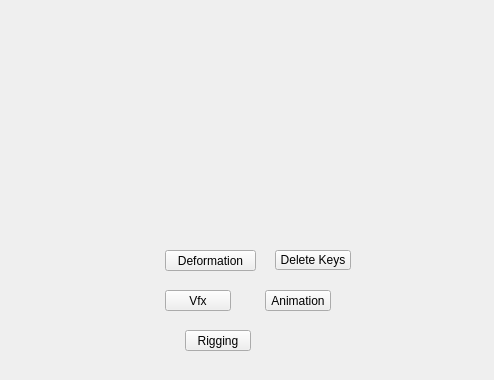
This is radial/ui/uiLevel_2/animation_submenu.ui in m3trik/radial as Qt 5 draws it before an edit; both pictures show x 0 to 494 and y 0 to 380 of the 600 by 600 pixel window. The edited form follows.
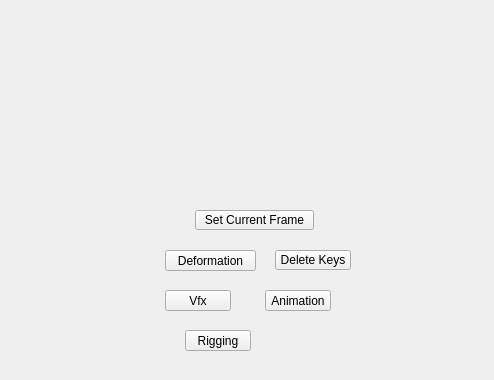
This is the edited form. Custom widgets are drawn as their Qt base class.

Diff of the .ui file:
```diff
--- a/radial/ui/uiLevel_2/animation_submenu.ui
+++ b/radial/ui/uiLevel_2/animation_submenu.ui
@@ -208,8 +208,46 @@
      </size>
     </property>
    </widget>
+   <widget class="ToolButton" name="tb000">
+    <property name="geometry">
+     <rect>
+      <x>195</x>
+      <y>210</y>
+      <width>119</width>
+      <height>20</height>
+     </rect>
+    </property>
+    <property name="minimumSize">
+     <size>
+      <width>0</width>
+      <height>20</height>
+     </size>
+    </property>
+    <property name="maximumSize">
+     <size>
+      <width>999</width>
+      <height>20</height>
+     </size>
+    </property>
+    <property name="toolTip">
+     <string>&lt;html&gt;&lt;head/&gt;&lt;body&gt;&lt;p&gt;Set the current frame on the timeslider.&lt;/p&gt;&lt;/body&gt;&lt;/html&gt;</string>
+    </property>
+    <property name="text">
+     <string>Set Current Frame</string>
+    </property>
+    <property name="checkable">
+     <bool>true</bool>
+    </property>
+   </widget>
   </widget>
  </widget>
+ <customwidgets>
+  <customwidget>
+   <class>ToolButton</class>
+   <extends>QToolButton</extends>
+   <header>widgets.toolbutton.h</header>
+  </customwidget>
+ </customwidgets>
  <resources/>
  <connections/>
  <designerdata>
```
